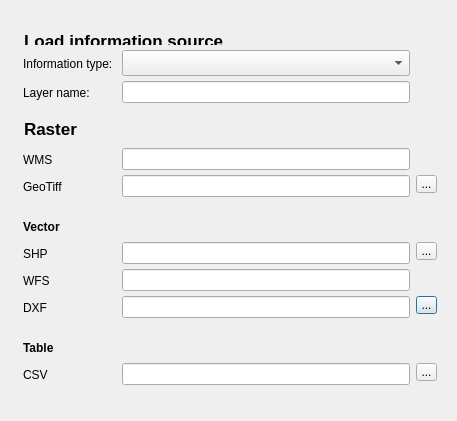
UdK-VPT/Open_eQuarter, file mole/view/ui_information_source_dialog.ui: the form before one commit.
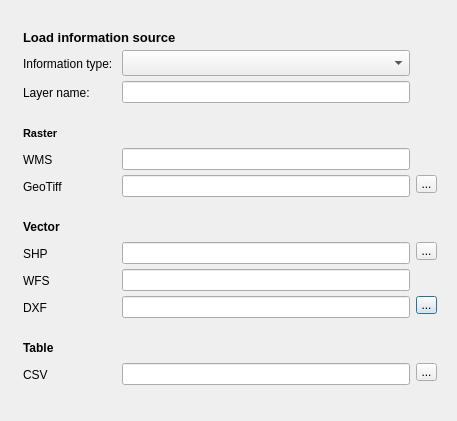
The form after the commit.

Commit message: - Changed font-sizes to improve the readability on windows

The edit to the form file:
```diff
--- a/mole/view/ui_information_source_dialog.ui
+++ b/mole/view/ui_information_source_dialog.ui
@@ -131,7 +131,7 @@
         </property>
         <property name="font">
          <font>
-          <pointsize>13</pointsize>
+          <pointsize>8</pointsize>
           <weight>75</weight>
           <italic>false</italic>
           <bold>true</bold>
@@ -292,7 +292,7 @@
         </property>
         <property name="font">
          <font>
-          <pointsize>13</pointsize>
+          <pointsize>10</pointsize>
           <weight>75</weight>
           <bold>true</bold>
           <underline>false</underline>
```
The commit also changes 1 other file.
